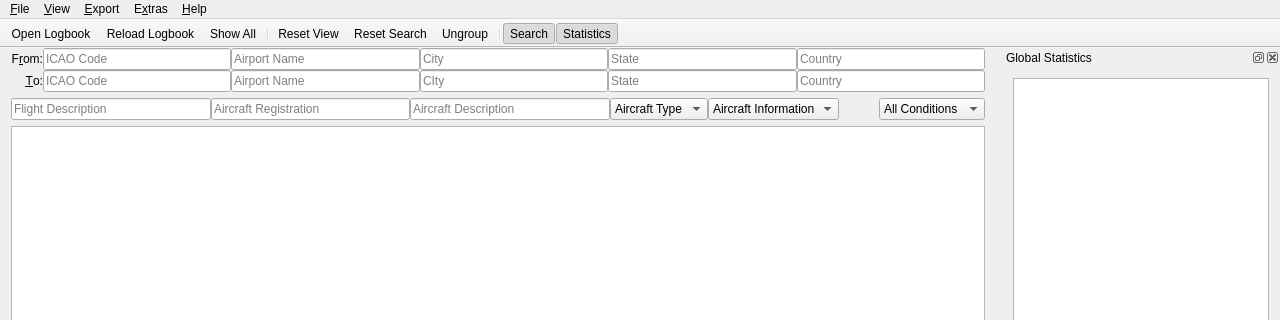
This is src/gui/mainwindow.ui in albar965/littlelogbook as Qt 5 draws it before an edit; both pictures show x 0 to 1280 and y 0 to 320 of the 1280 by 768 pixel window. The edited form follows.
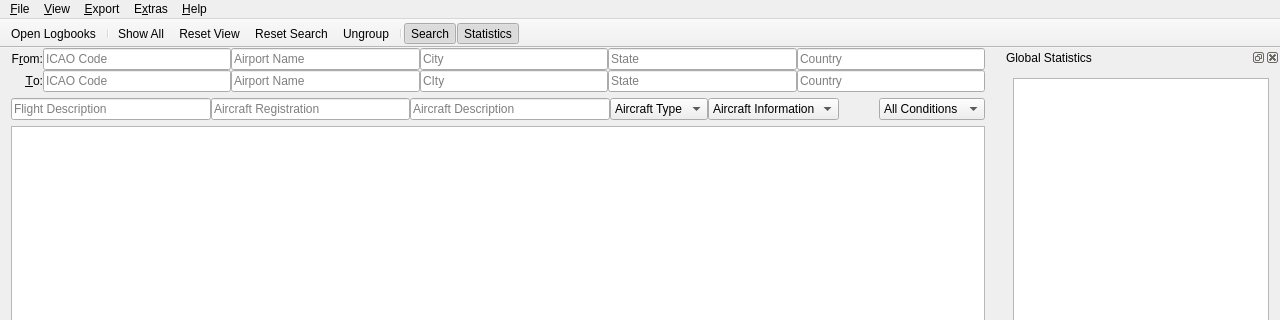
This is the edited form. Icons and pictures are not drawn.

Commit message: Removed reload. Fixed startup, file update and change logic. Tied paths dialog to open logbook action. Set buddies and tab order in path dialog. Now reloading after filter change in menu.

Diff of the .ui file:
```diff
--- a/src/gui/mainwindow.ui
+++ b/src/gui/mainwindow.ui
@@ -531,9 +531,8 @@
     <bool>false</bool>
    </attribute>
    <addaction name="actionOpenLogbook"/>
-   <addaction name="actionReloadLogbook"/>
+   <addaction name="separator"/>
    <addaction name="actionShowAll"/>
-   <addaction name="separator"/>
    <addaction name="actionResetView"/>
    <addaction name="actionResetSearch"/>
    <addaction name="actionUngroup"/>
@@ -740,7 +739,7 @@
      <normaloff>:/littlelogbook/resources/icons/fileopen.svg</normaloff>:/littlelogbook/resources/icons/fileopen.svg</iconset>
    </property>
    <property name="text">
-    <string>&amp;Open Logbook ...</string>
+    <string>&amp;Open Logbooks ...</string>
    </property>
    <property name="toolTip">
     <string>Open a new logbook file (Logbook.BIN)</string>
```
Left out of the diff: 2 changed lines with no effect on the pictures. The commit also changes 5 other files.
